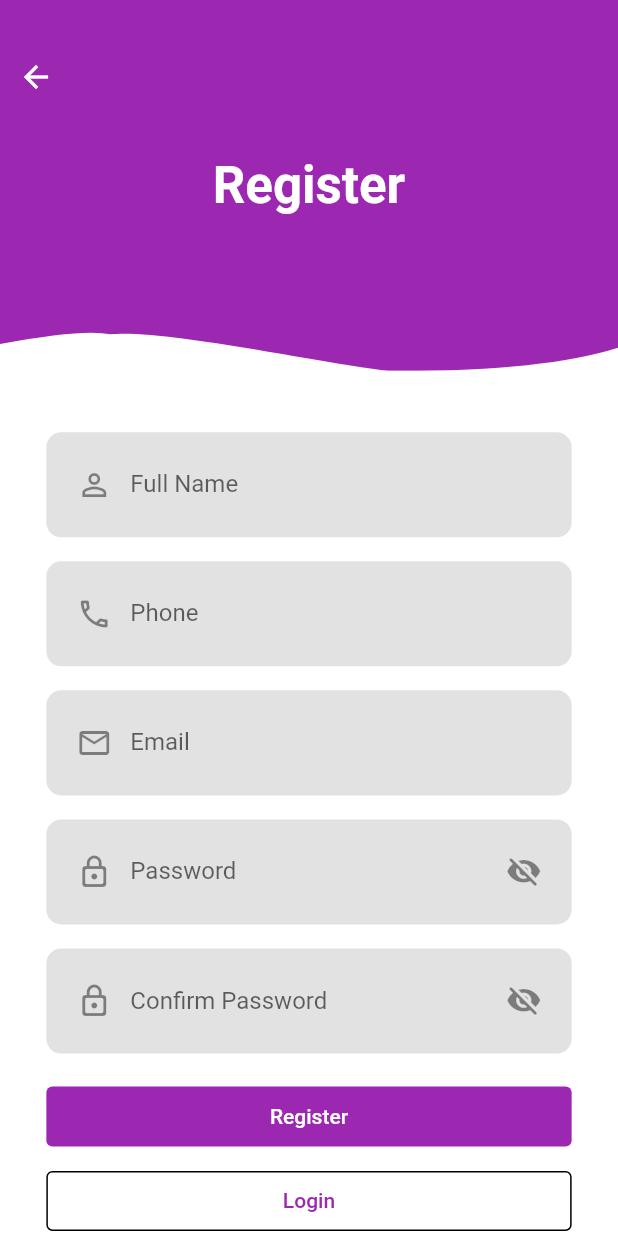
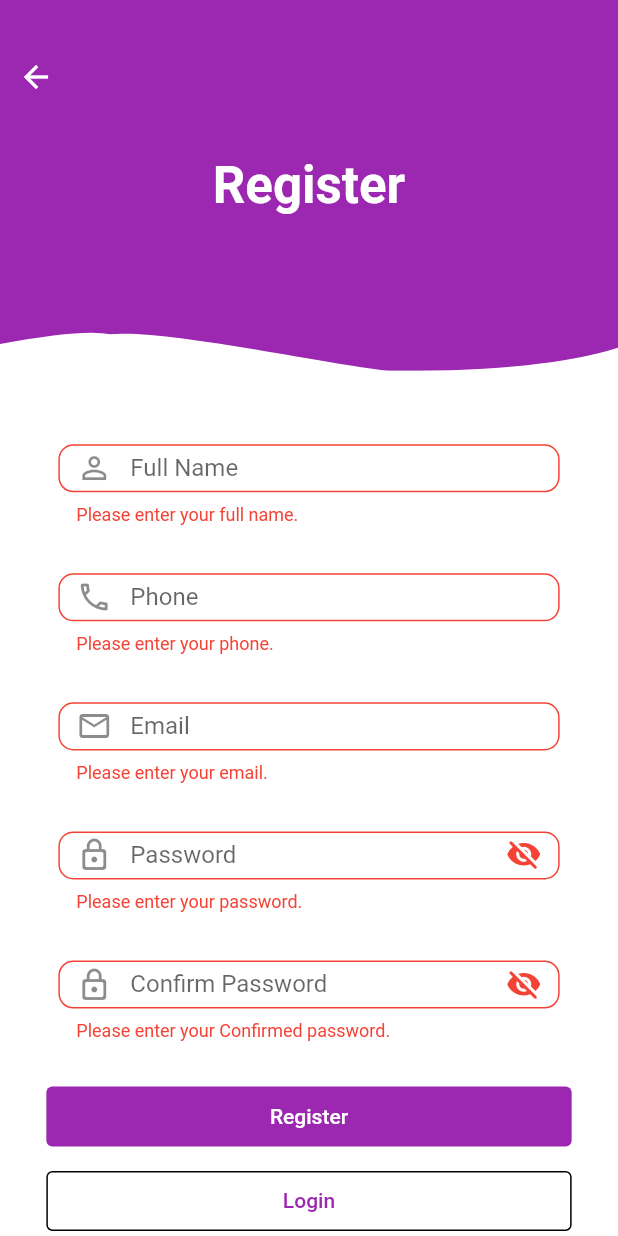
Before and after one commit to Abdulkarim1997/flutter_login, a Flutter app: the RegisterScreen screen opened directly, after a tap on "Register", on a phone screen of 412 x 824 dp. Run offline on Flutter 3.47's test engine with Material 2 defaults, Android fonts, the phone set to English and light mode, and no system bars.

Commit message:
the_finishing

```diff
--- a/lib/animated_list.dart
+++ b/lib/animated_list.dart
@@ -10,8 +10,8 @@ class AnimatedListScreen extends StatefulWidget {
 }
 
 class _AnimatedListScreenState extends State<AnimatedListScreen> {
-  int x = 3;
-  List<String> items = ["item1", "item2", "item3"];
+  int x = -1;
+  List<String> items = [];
   final key = GlobalKey<AnimatedListState>();
   @override
   Widget build(BuildContext context) {
@@ -126,7 +126,7 @@ class _AnimatedListScreenState extends State<AnimatedListScreen> {
 
   void insertItem(int index) {
     x++;
-    items.insert(index, "itemN $x");
+    items.insert(index, "item $x");
     key.currentState?.insertItem(index);
   }
 }
--- a/lib/components/components.dart
+++ b/lib/components/components.dart
@@ -22,10 +22,10 @@ Widget defaultFormField({
     Container(
       margin: EdgeInsets.all(8.0),
       padding: EdgeInsets.all(8.0),
-      decoration: BoxDecoration(
-        color: greyColor.withOpacity(0.3),
-        borderRadius: BorderRadius.circular(radiusFormField),
-      ),
+      // decoration: BoxDecoration(
+      //   color: greyColor.withOpacity(0.3),
+      //   borderRadius: BorderRadius.circular(radiusFormField),
+      // ),
       width: width,
       height: height,
       child: TextFormField(
@@ -50,7 +50,17 @@ Widget defaultFormField({
                   ),
                 )
               : null,
-          border: InputBorder.none,
+          border: OutlineInputBorder(
+            borderRadius: BorderRadius.circular(radiusFormField),
+            borderSide: BorderSide(
+              color: greyColor.withOpacity(0.3),
+            ),
+          ),
+
+          // focusedBorder: InputBorder.none,
+          // errorBorder: InputBorder.none,
+          // disabledBorder: InputBorder.none,
+          // contentPadding: EdgeInsets.only(left: 15, bottom: 11, top: 11, right: 15),
         ),
       ),
     );
--- a/lib/login_scrren.dart
+++ b/lib/login_scrren.dart
@@ -64,7 +64,7 @@ class _LoginScreenState extends State<LoginScreen> {
                   height: height * .085,
                   prefix: Icons.email_outlined,
                   controller: textEditingControllerEmail,
-                  lable: "Email",
+                  lable:"Email" ,
                   validator: (String? val) {
                     if (val!.isEmpty) {
                       return "Please enter your email.";
@@ -72,6 +72,7 @@ class _LoginScreenState extends State<LoginScreen> {
                             false ||
                         textEditingControllerEmail.text.contains(".") ==
                             false) {
+                      // textEditingControllerEmail.clear();
                       return "Please enter a valid email";
                     }
                     return null;
--- a/lib/register_screen.dart
+++ b/lib/register_screen.dart
@@ -1,6 +1,7 @@
 import 'package:flutter/material.dart';
 import 'package:flutter_login/login_scrren.dart';
 
+import 'animated_list.dart';
 import 'color/color.dart';
 import 'components/components.dart';
 
@@ -26,7 +27,7 @@ class _RegisterScreenState extends State<RegisterScreen> {
   bool isPassword = true;
 
   bool isConfirmPassword = true;
-
+  final formKey = GlobalKey<FormState>();
   @override
   Widget build(BuildContext context) {
     double height = MediaQuery.of(context).size.height;
@@ -37,6 +38,8 @@ class _RegisterScreenState extends State<RegisterScreen> {
         backgroundColor: Colors.white,
         // appBar: AppBar(),
         body: SingleChildScrollView(
+          child: Form(
+            key: formKey,
             child: Column(
               mainAxisSize: MainAxisSize.max,
               mainAxisAlignment: MainAxisAlignment.center,
@@ -53,7 +56,8 @@ class _RegisterScreenState extends State<RegisterScreen> {
                         child: Center(
                             child: Text(
                           "Register",
-                        style: Theme.of(context).textTheme.headline4?.copyWith(
+                          style:
+                              Theme.of(context).textTheme.headline4?.copyWith(
                                     color: Colors.white,
                                     fontWeight: FontWeight.bold,
                                   ),
@@ -82,7 +86,12 @@ class _RegisterScreenState extends State<RegisterScreen> {
                   prefix: Icons.person_outline,
                   controller: textEditingControllerUserName,
                   lable: "Full Name",
-                validator: (String? val) {},
+                  validator: (String? val) {
+                    if (val!.isEmpty) {
+                      return "Please enter your full name.";
+                    }
+                    return null;
+                  },
                   type: TextInputType.name,
                 ),
                 defaultFormField(
@@ -92,7 +101,12 @@ class _RegisterScreenState extends State<RegisterScreen> {
                   prefix: Icons.phone_outlined,
                   controller: textEditingControllerPhone,
                   lable: "Phone",
-                validator: (String? val) {},
+                  validator: (String? val) {
+                    if (val!.isEmpty) {
+                      return "Please enter your phone.";
+                    }
+                    return null;
+                  },
                   type: TextInputType.phone,
                 ),
                 defaultFormField(
@@ -102,7 +116,18 @@ class _RegisterScreenState extends State<RegisterScreen> {
                   prefix: Icons.email_outlined,
                   controller: textEditingControllerEmail,
                   lable: "Email",
-                validator: (String? val) {},
+                  validator: (String? val) {
+                    if (val!.isEmpty) {
+                      return "Please enter your email.";
+                    } else if (textEditingControllerEmail.text.contains("@") ==
+                            false ||
+                        textEditingControllerEmail.text.contains(".") ==
+                            false) {
+                      // textEditingControllerEmail.clear();
+                      return "Please enter a valid email";
+                    }
+                    return null;
+                  },
                   type: TextInputType.emailAddress,
                 ),
                 defaultFormField(
@@ -113,7 +138,14 @@ class _RegisterScreenState extends State<RegisterScreen> {
                     controller: textEditingControllerPassword,
                     lable: "Password",
                     isPassword: isPassword,
-                  validator: (String? val) {},
+                    validator: (String? val) {
+                      if (val!.isEmpty) {
+                        return "Please enter your password.";
+                      } else if (val.length < 8) {
+                        return "Password must be at least 8 characters";
+                      }
+                      return null;
+                    },
                     type: TextInputType.visiblePassword,
                     suffix: isPassword
                         ? Icons.visibility_off_rounded
@@ -131,7 +163,14 @@ class _RegisterScreenState extends State<RegisterScreen> {
                     prefix: Icons.lock_outline_rounded,
                     controller: textEditingControllerConfirmPassword,
                     lable: "Confirm Password",
-                  validator: (String? val) {},
+                    validator: (String? val) {
+                      if (val!.isEmpty) {
+                        return "Please enter your Confirmed password.";
+                      } else if (val.length < 8) {
+                        return "Confirmed Password must be at least 8 characters";
+                      }
+                      return null;
+                    },
                     type: TextInputType.visiblePassword,
                     suffix: isConfirmPassword
                         ? Icons.visibility_off_rounded
@@ -147,7 +186,13 @@ class _RegisterScreenState extends State<RegisterScreen> {
                   ),
                   child: defaultButton(
                       elevation: 0.0,
-                    function: () {},
+                      function: () {
+                        if (formKey.currentState!.validate()) {
+                          // formKey.currentState!.save();
+                          navigateTo(context, AnimatedListScreen());
+                          print(textEditingControllerEmail.text);
+                        }
+                      },
                       text: "Register",
                       isUpperCase: false,
                       radius: 20,
@@ -173,6 +218,7 @@ class _RegisterScreenState extends State<RegisterScreen> {
             ),
           ),
         ),
+      ),
     );
   }
 }
```
Lines whose indentation alone changed are shown as unchanged.
